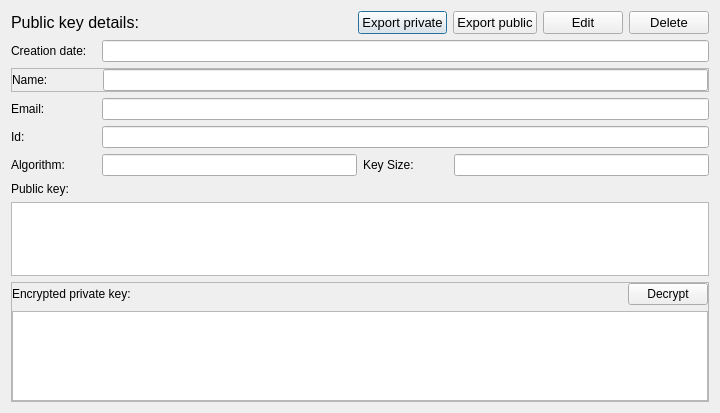
Old version of the form src/ui/design/kdet.ui in the repository lazar2222/Computer-Security-Project.
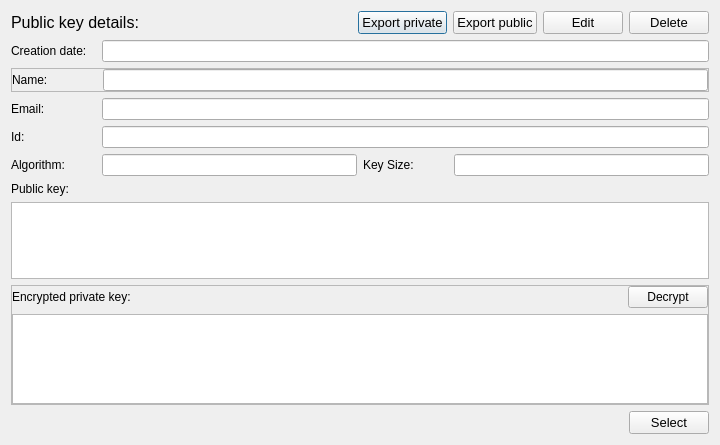
New version of the form.

The edit to the form file:
```diff
--- a/src/ui/design/kdet.ui
+++ b/src/ui/design/kdet.ui
@@ -7,7 +7,7 @@
     <x>0</x>
     <y>0</y>
     <width>720</width>
-    <height>413</height>
+    <height>445</height>
    </rect>
   </property>
   <property name="windowTitle">
@@ -464,6 +464,41 @@
      </item>
     </layout>
    </item>
+   <item>
+    <layout class="QHBoxLayout" name="horizontalLayout_4">
+     <item>
+      <spacer name="horizontalSpacer">
+       <property name="orientation">
+        <enum>Qt::Horizontal</enum>
+       </property>
+       <property name="sizeHint" stdset="0">
+        <size>
+         <width>40</width>
+         <height>20</height>
+        </size>
+       </property>
+      </spacer>
+     </item>
+     <item>
+      <widget class="QPushButton" name="btnSelect">
+       <property name="sizePolicy">
+        <sizepolicy hsizetype="Fixed" vsizetype="Fixed">
+         <horstretch>0</horstretch>
+         <verstretch>0</verstretch>
+        </sizepolicy>
+       </property>
+       <property name="font">
+        <font>
+         <pointsize>10</pointsize>
+        </font>
+       </property>
+       <property name="text">
+        <string>Select</string>
+       </property>
+      </widget>
+     </item>
+    </layout>
+   </item>
   </layout>
  </widget>
  <resources/>
```
